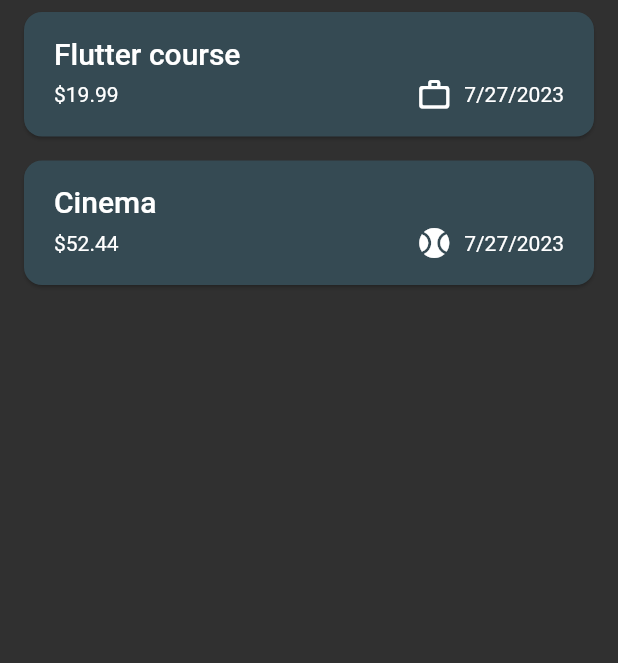
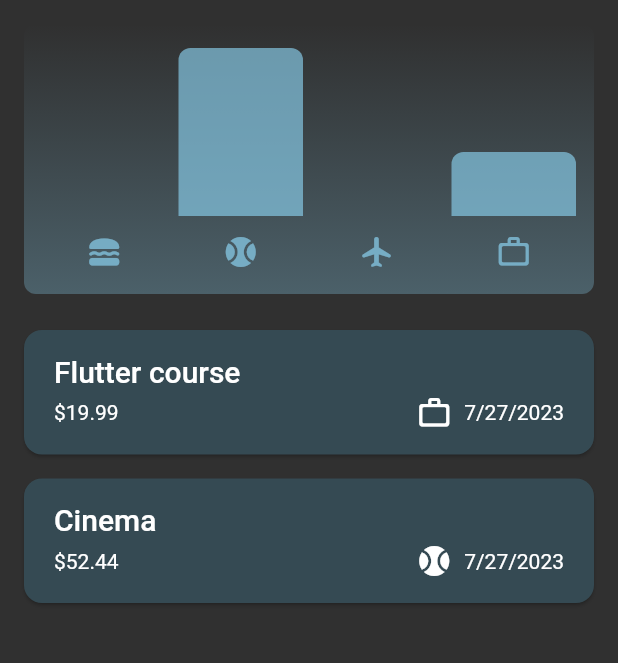
Before and after one commit to K2D2H4/expense_tracker, a Flutter app: the screen it shows after launch, on a phone screen of 412 x 824 dp, the part 84-747 px from its top. Run offline on Flutter 3.47's test engine with Material 2 defaults, Android fonts, the phone set to English and light mode, and no system bars.

Commit message:
2023/07/27

```diff
--- a/lib/widgets/expenses.dart
+++ b/lib/widgets/expenses.dart
@@ -1,3 +1,4 @@
+import 'package:expense_tracker/widgets/chart/chart.dart';
 import 'package:expense_tracker/widgets/expensis_list/expenses_list.dart';
 import 'package:flutter/material.dart';
 
@@ -80,7 +81,10 @@ class _ExpenseState extends State<Expenses> {
         ],
       ),
       body: Column(
-        children: [Expanded(child: mainContent)],
+        children: [
+          Chart(expenses: _registeredExpenses),
+          Expanded(child: mainContent)
+        ],
       ),
     );
   }
```
